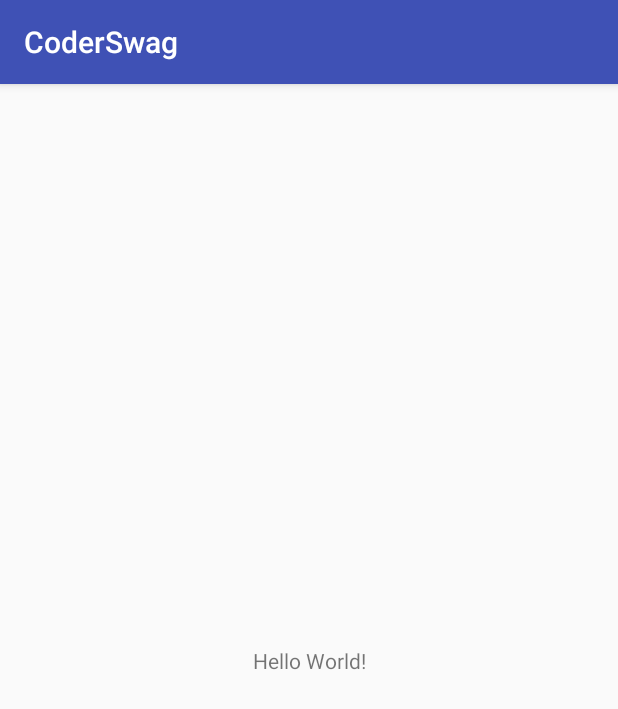
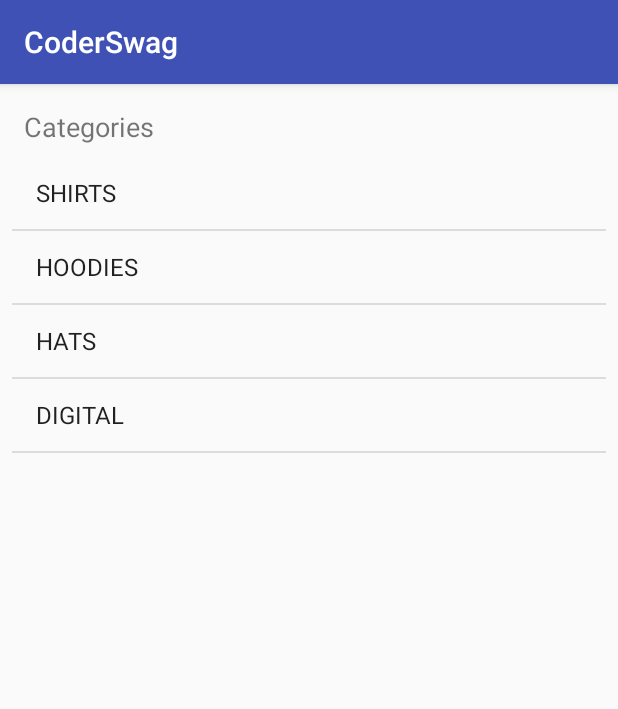
Before and after one commit to muh-azharudheen/CoderSwag, an Android app: the screen it shows after launch (MainActivity), on a phone screen of 412 x 824 dp. Shown: the top 709 px of the screen. Run offline under Robolectric (Android 15) with nearby library versions, the phone set to English and light mode, and no system bars.

Commit message:
lesson-02

```diff
--- a/app/src/main/java/com/azharudhen/coderswag/Controller/MainActivity.kt
+++ b/app/src/main/java/com/azharudhen/coderswag/Controller/MainActivity.kt
@@ -2,12 +2,23 @@ package com.azharudhen.coderswag.Controller
 
 import android.support.v7.app.AppCompatActivity
 import android.os.Bundle
+import android.widget.ArrayAdapter
+import com.azharudhen.coderswag.Model.Category
 import com.azharudhen.coderswag.R
+import com.azharudhen.coderswag.Services.DataService
+import kotlinx.android.synthetic.main.activity_main.*
 
 class MainActivity : AppCompatActivity() {
+
+    lateinit var adapter: ArrayAdapter<Category>
 
     override fun onCreate(savedInstanceState: Bundle?) {
         super.onCreate(savedInstanceState)
         setContentView(R.layout.activity_main)
+
+        adapter = ArrayAdapter(this,
+                android.R.layout.simple_list_item_1,
+                DataService.categories)
+        categoryListView.adapter = adapter
     }
 }
--- a/app/src/main/java/com/azharudhen/coderswag/Model/Category.kt
+++ b/app/src/main/java/com/azharudhen/coderswag/Model/Category.kt
@@ -3,4 +3,9 @@ package com.azharudhen.coderswag.Model
 /**
  * Created by mac on 11/22/17.
  */
-class Category(val title: String, val image:String)
+class Category(val title: String, val image:String){
+
+    override fun toString(): String {
+        return title
+    }
+}
--- a/app/src/main/res/layout/activity_main.xml
+++ b/app/src/main/res/layout/activity_main.xml
@@ -7,12 +7,27 @@
     tools:context="com.azharudhen.coderswag.Controller.MainActivity">
 
     <TextView
-        android:layout_width="wrap_content"
+        android:id="@+id/textView"
+        android:layout_width="0dp"
         android:layout_height="wrap_content"
-        android:text="Hello World!"
-        app:layout_constraintBottom_toBottomOf="parent"
+        android:layout_marginLeft="16dp"
+        android:layout_marginTop="16dp"
+        android:text="Categories"
+        android:textSize="18sp"
         app:layout_constraintLeft_toLeftOf="parent"
-        app:layout_constraintRight_toRightOf="parent"
         app:layout_constraintTop_toTopOf="parent" />
 
+    <ListView
+        android:id="@+id/categoryListView"
+        android:layout_width="0dp"
+        android:layout_height="0dp"
+        android:layout_marginEnd="8dp"
+        android:layout_marginStart="8dp"
+        android:layout_marginTop="8dp"
+        app:layout_constraintBottom_toBottomOf="parent"
+        app:layout_constraintEnd_toEndOf="parent"
+        app:layout_constraintHorizontal_bias="0.0"
+        app:layout_constraintStart_toStartOf="parent"
+        app:layout_constraintTop_toBottomOf="@+id/textView" />
+
 </android.support.constraint.ConstraintLayout>
```
Also changed, not shown: app/src/main/res/layout/category_list_item.xml (added, +36 -0 lines).
